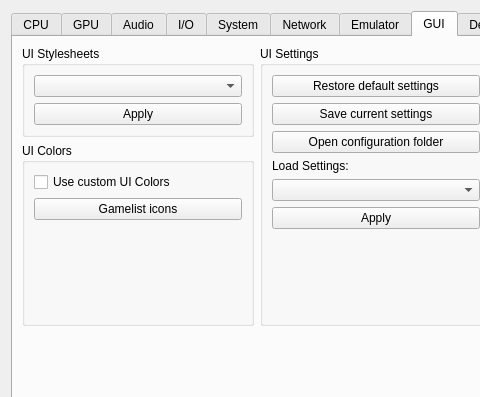
The window that rpcs3/rpcs3qt/settings_dialog.ui (RPCS3/rpcs3) describes before a commit, drawn with Qt 5; both pictures show x 0 to 480 and y 0 to 397 of the 752 by 626 pixel window.
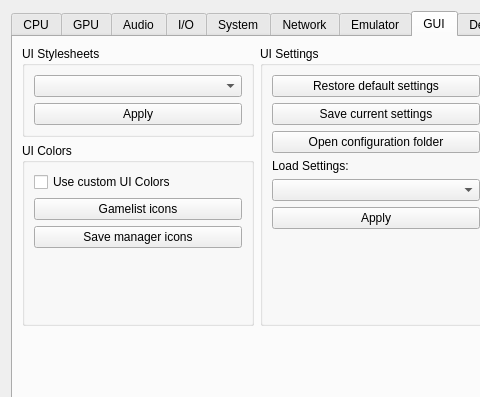
The same window after the commit. The open tabs and pages were chosen to show the change. Icons and pictures are not drawn.

Commit message: Qt: add setting for save manager background icon colors + fix icon size

What changed in the file:
```diff
--- a/rpcs3/rpcs3qt/settings_dialog.ui
+++ b/rpcs3/rpcs3qt/settings_dialog.ui
@@ -2048,6 +2048,13 @@
                   </property>
                  </widget>
                 </item>
+                <item>
+                 <widget class="QPushButton" name="pb_sd_icon_color">
+                  <property name="text">
+                   <string>Save manager icons</string>
+                  </property>
+                 </widget>
+                </item>
                 <item>
                  <spacer name="verticalSpacer_5">
                   <property name="orientation">
```
The commit also changes 6 other files.
